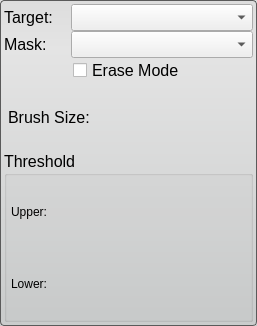
This is src/Interface/ToolInterface/PaintToolInterface.ui in SCIInstitute/Seg3D as Qt 5 draws it before an edit. The edited form follows.
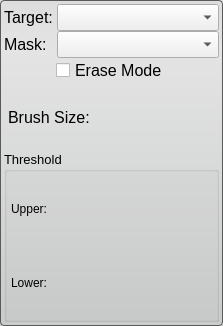
This is the edited form.

Commit message: Lots of ui tweaks for all the tools, layergroupwidget, and layerwidget as well as updates for connecting tools and widgets to the state engine.

```diff
--- a/src/Interface/ToolInterface/PaintToolInterface.ui
+++ b/src/Interface/ToolInterface/PaintToolInterface.ui
@@ -6,7 +6,7 @@
    <rect>
     <x>0</x>
     <y>0</y>
-    <width>257</width>
+    <width>213</width>
     <height>326</height>
    </rect>
   </property>
@@ -71,22 +71,16 @@
      <item>
       <widget class="QComboBox" name="targetComboBox">
        <property name="sizePolicy">
-        <sizepolicy hsizetype="Fixed" vsizetype="Fixed">
+        <sizepolicy hsizetype="Expanding" vsizetype="Fixed">
          <horstretch>0</horstretch>
          <verstretch>0</verstretch>
         </sizepolicy>
        </property>
-       <property name="minimumSize">
-        <size>
-         <width>150</width>
-         <height>0</height>
-        </size>
-       </property>
        <property name="layoutDirection">
         <enum>Qt::LeftToRight</enum>
        </property>
        <property name="sizeAdjustPolicy">
-        <enum>QComboBox::AdjustToMinimumContentsLengthWithIcon</enum>
+        <enum>QComboBox::AdjustToMinimumContentsLength</enum>
        </property>
        <property name="minimumContentsLength">
         <number>12</number>
@@ -116,19 +110,13 @@
      <item>
       <widget class="QComboBox" name="maskComboBox">
        <property name="sizePolicy">
-        <sizepolicy hsizetype="Fixed" vsizetype="Fixed">
+        <sizepolicy hsizetype="MinimumExpanding" vsizetype="Fixed">
          <horstretch>0</horstretch>
          <verstretch>0</verstretch>
         </sizepolicy>
        </property>
-       <property name="minimumSize">
-        <size>
-         <width>150</width>
-         <height>0</height>
-        </size>
-       </property>
        <property name="sizeAdjustPolicy">
-        <enum>QComboBox::AdjustToMinimumContentsLengthWithIcon</enum>
+        <enum>QComboBox::AdjustToMinimumContentsLength</enum>
        </property>
        <property name="minimumContentsLength">
         <number>12</number>
@@ -236,6 +224,11 @@
        <height>171</height>
       </size>
      </property>
+     <property name="font">
+      <font>
+       <pointsize>10</pointsize>
+      </font>
+     </property>
      <property name="title">
       <string>Threshold</string>
      </property>
```
Left out of the diff: 4 changed lines with no effect on the pictures. The commit also changes 100 other files.
